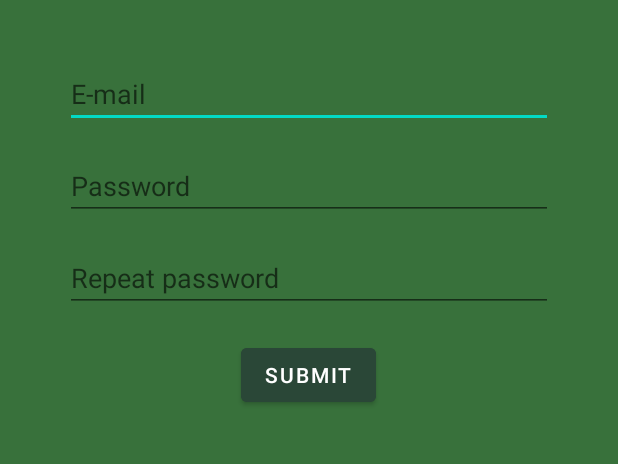
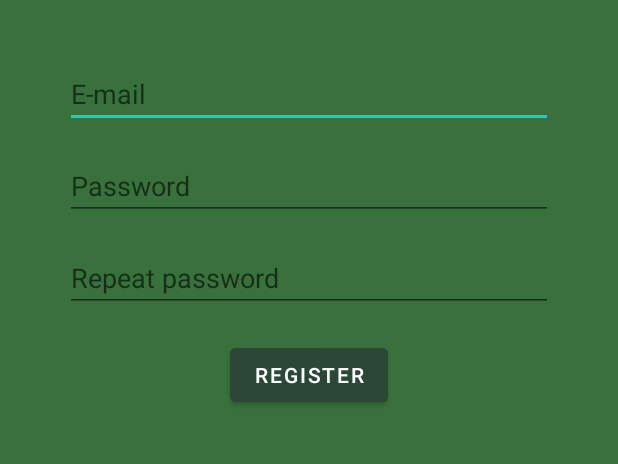
Before and after one commit to AndriaBegiashvili/firebase_regis, an Android app: the screen it shows after launch (MainActivity), on a phone screen of 412 x 824 dp, the part 495-959 px from its top. Run offline under Robolectric (Android 15) with nearby library versions, the phone set to English and light mode, and no system bars; our stand-ins replace Firebase (no records; nobody signed in at launch, a user with empty details on screens opened directly).

Commit message:
Update activity_main.xml

```diff
--- a/app/src/main/res/layout/activity_main.xml
+++ b/app/src/main/res/layout/activity_main.xml
@@ -64,6 +64,6 @@
             android:layout_height="wrap_content"
             android:layout_marginTop="10dp"
             android:backgroundTint="#2A4737"
-            android:text="Submit" />
+            android:text="Register" />
     </LinearLayout>
 </androidx.constraintlayout.widget.ConstraintLayout>
```
